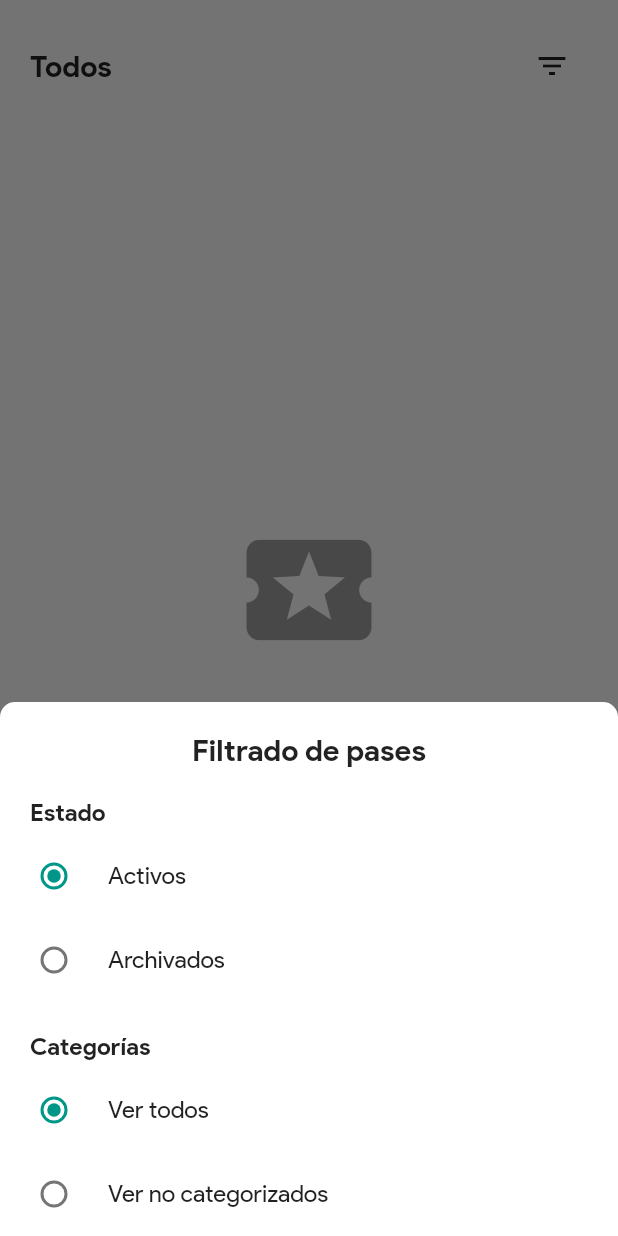
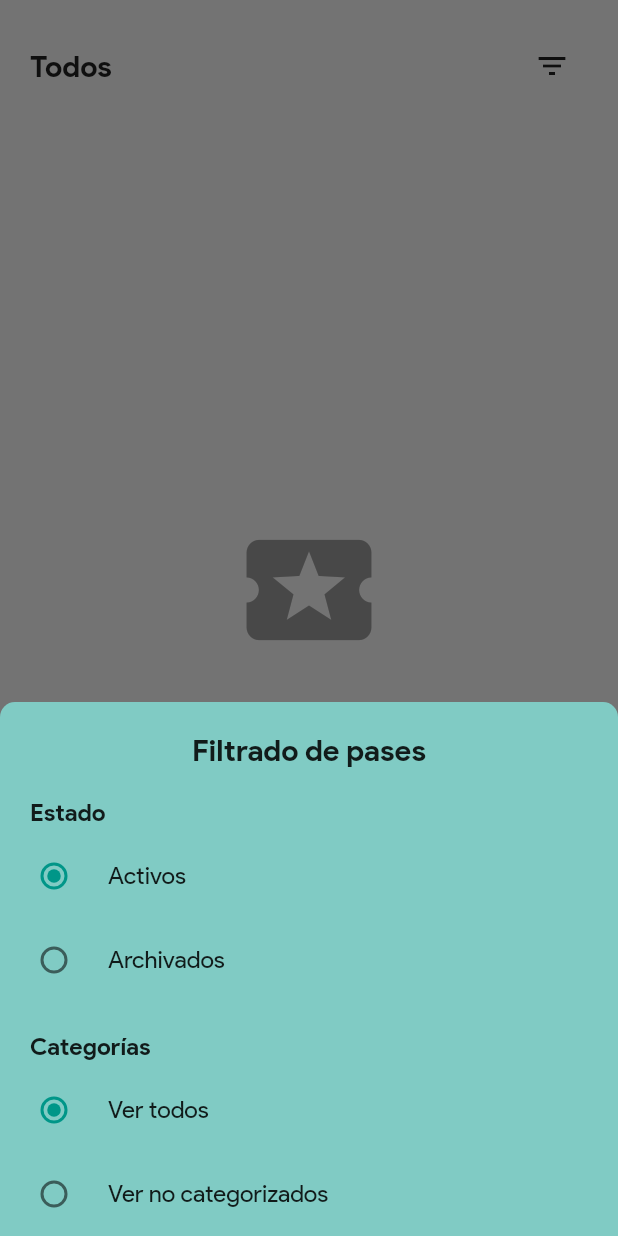
Before and after one commit to JGeek00/passcard_hub_flutter, a Flutter app: the screen it shows after launch, after a tap on the "filter list" icon, on a phone screen of 412 x 824 dp. Run offline on Flutter 3.47's test engine with Material 2 defaults, Android fonts, the phone set to English and light mode, and no system bars; our stand-ins replace dio, equatable, file_picker, qr_flutter, sqflite; missing offline and left inert: flutter_displaymode; accounts and stored records are empty.

Commit message:
Improved theming

```diff
--- a/lib/config/theme.dart
+++ b/lib/config/theme.dart
@@ -3,11 +3,13 @@ import 'package:flutter/material.dart';
 ThemeData get lightTheme => ThemeData(
   brightness: Brightness.light,
   primarySwatch: Colors.teal,
+  primaryColor: Colors.teal,
   fontFamily: 'ProductSans',
 );
 
 ThemeData get darkTheme => ThemeData(
   brightness: Brightness.dark,
   primarySwatch: Colors.teal,
+  primaryColor: Colors.tealAccent,
   fontFamily: 'ProductSans',
 );
--- a/lib/providers/app_config_provider.dart
+++ b/lib/providers/app_config_provider.dart
@@ -1,7 +1,17 @@
 import 'package:flutter/material.dart';
+import 'package:flutter/scheduler.dart';
 
 class AppConfigProvider with ChangeNotifier {
+  final ThemeMode _systemTheme = SchedulerBinding.instance!.window.platformBrightness == Brightness.light ? (
+    ThemeMode.light
+  ) : (
+    ThemeMode.dark
+  );
   String _theme = "system";
+
+  ThemeMode get systemTheme {
+    return _systemTheme;
+  }
 
   String get themeValue {
     return _theme;
@@ -10,7 +20,7 @@ class AppConfigProvider with ChangeNotifier {
   ThemeMode get themeMode {
     switch (_theme) {
       case 'system':
-        return ThemeMode.light;
+        return _systemTheme;
 
       case 'light':
         return ThemeMode.light;
--- a/lib/screens/passes.dart
+++ b/lib/screens/passes.dart
@@ -1,10 +1,11 @@
-import 'package:buswallet/providers/categories_provider.dart';
 import 'package:flutter/cupertino.dart';
 import 'package:flutter/material.dart';
 import 'package:flutter/painting.dart';
 import 'package:flutter/widgets.dart';
 import 'package:provider/provider.dart';
 
+import 'package:buswallet/providers/app_config_provider.dart';
+import 'package:buswallet/providers/categories_provider.dart';
 import 'package:buswallet/widgets/pass_page.dart';
 import 'package:buswallet/providers/passes_provider.dart';
 import 'package:buswallet/widgets/filters_menu.dart';
@@ -32,6 +33,7 @@ class _PassesState extends State<Passes> {
   Widget build(BuildContext context) {
     final passesProvider = Provider.of<PassesProvider>(context);
     final categoriesProvider = Provider.of<CategoriesProvider>(context);
+    final configProvider = Provider.of<AppConfigProvider>(context);
 
     return Column(
       children: [
@@ -58,12 +60,16 @@ class _PassesState extends State<Passes> {
                           color: Theme.of(context).primaryColor,
                           borderRadius: BorderRadius.circular(20),
                         ),
-                        child: const Text(
+                        child: Text(
                           "Archivados",
                           style: TextStyle(
                             fontSize: 14,
                             fontWeight: FontWeight.bold,
-                            color: Colors.white
+                            color: configProvider.themeMode == ThemeMode.light ? (
+                              Colors.white
+                            ) : (
+                              Colors.black
+                            ),
                           ),
                         ),
                       ),
--- a/lib/widgets/add_pass_menu.dart
+++ b/lib/widgets/add_pass_menu.dart
@@ -82,9 +82,9 @@ class AddPassMenu extends StatelessWidget {
     return Container(
       height: 195,
       padding: const EdgeInsets.symmetric(vertical: 20),
-      decoration: const BoxDecoration(
-        color: Colors.white,
-        borderRadius: BorderRadius.only(
+      decoration: BoxDecoration(
+        color: Theme.of(context).backgroundColor,
+        borderRadius: const BorderRadius.only(
           topLeft: Radius.circular(10),
           topRight: Radius.circular(10),
         ),
--- a/lib/widgets/filters_menu.dart
+++ b/lib/widgets/filters_menu.dart
@@ -14,9 +14,9 @@ class FiltersMenu extends StatelessWidget {
 
     return Container(
       width: double.maxFinite,
-      decoration: const BoxDecoration(
-        color: Colors.white,
-        borderRadius: BorderRadius.only(
+      decoration: BoxDecoration(
+        color: Theme.of(context).backgroundColor,
+        borderRadius: const BorderRadius.only(
           topLeft: Radius.circular(10),
           topRight: Radius.circular(10)
         )
```
Also changed, not shown: lib/widgets/create_category_assistant.dart (+17 -8 lines).
